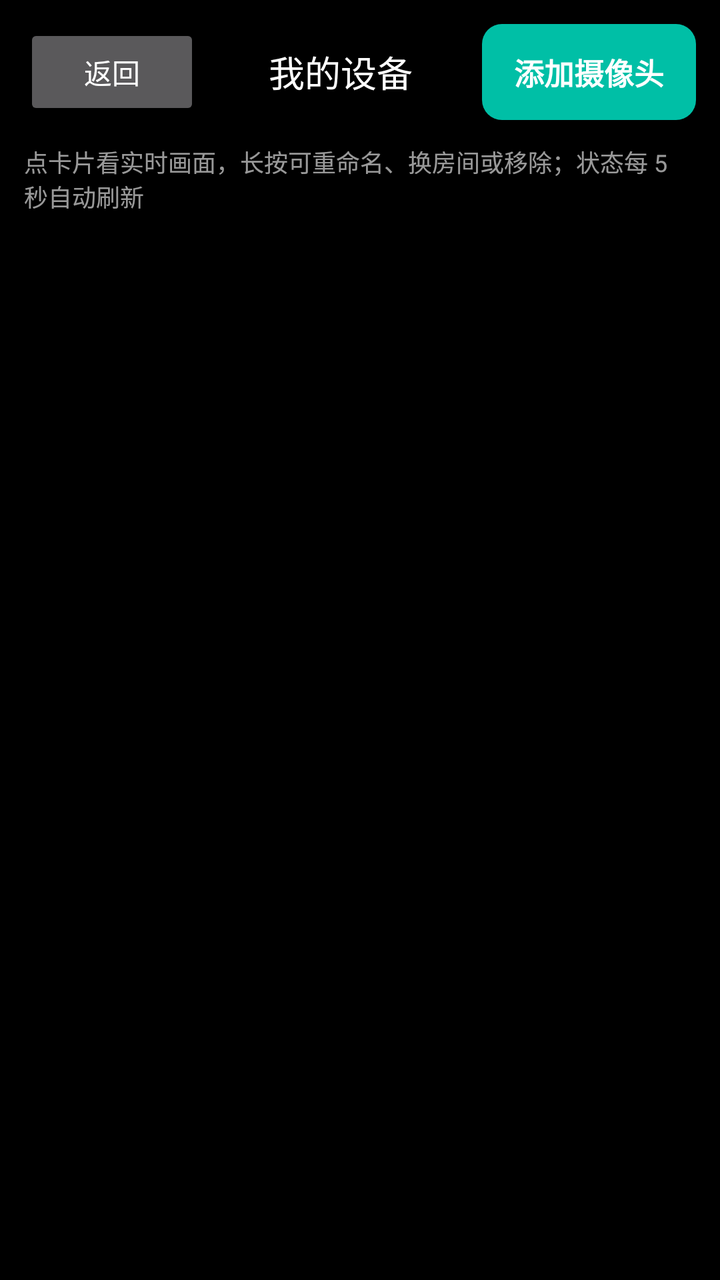
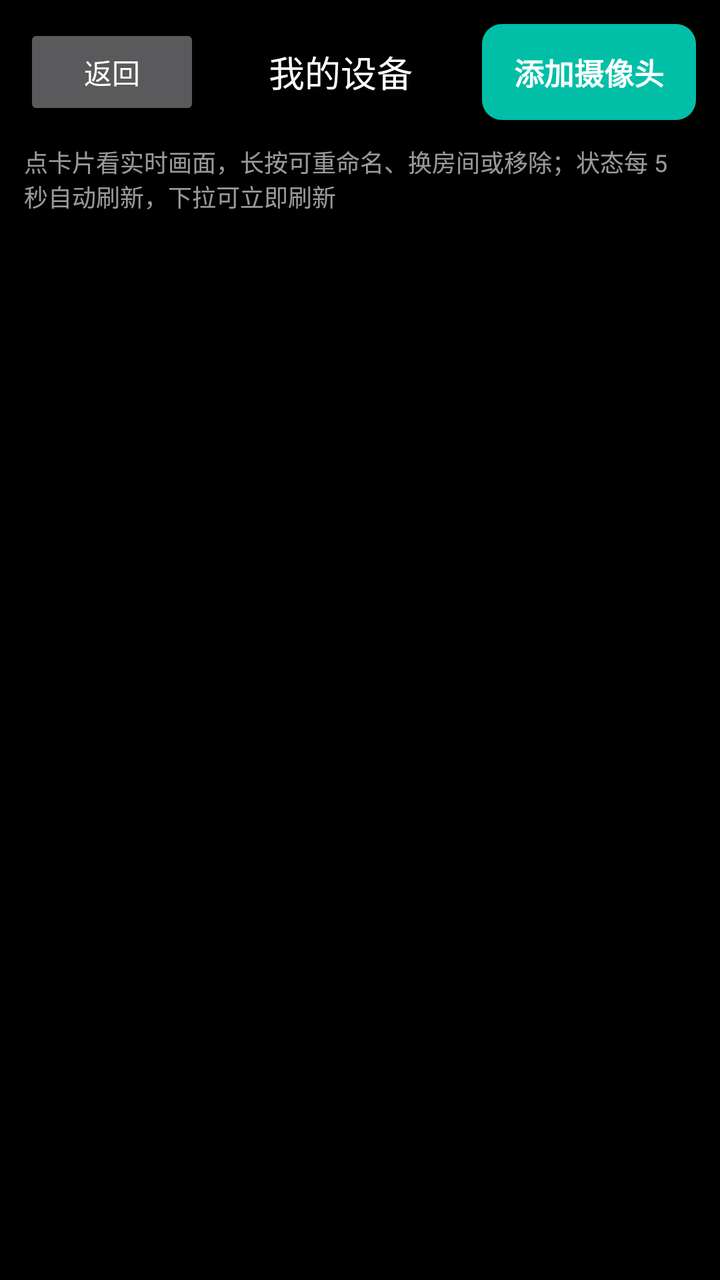

Before-and-after screenshots of an Android layout around one commit, followed by the original layout XML and the change that was made.
<!-- AndroidManifest.xml: application theme Theme.QuietSentry -->
<!-- res/layout/activity_device_list.xml -->
<?xml version="1.0" encoding="utf-8"?>
<LinearLayout xmlns:android="http://schemas.android.com/apk/res/android"
    android:layout_width="match_parent"
    android:layout_height="match_parent"
    android:background="@android:color/black"
    android:orientation="vertical">

    <LinearLayout
        android:layout_width="match_parent"
        android:layout_height="wrap_content"
        android:gravity="center_vertical"
        android:orientation="horizontal"
        android:padding="@dimen/qs_space_12">

        <Button
            android:id="@+id/device_list_back"
            android:layout_width="wrap_content"
            android:layout_height="wrap_content"
            android:text="@string/timeline_back" />

        <TextView
            android:layout_width="0dp"
            android:layout_height="wrap_content"
            android:layout_weight="1"
            android:gravity="center"
            android:text="@string/device_list_title"
            android:textColor="@android:color/white"
            android:textSize="@dimen/qs_text_subtitle" />

        <Button
            android:id="@+id/device_list_add"
            style="@style/Widget.QuietSentry.PrimaryButton"
            android:layout_width="wrap_content"
            android:layout_height="wrap_content"
            android:text="@string/device_list_add" />
    </LinearLayout>

    <TextView
        android:id="@+id/device_list_hint"
        android:layout_width="match_parent"
        android:layout_height="wrap_content"
        android:paddingStart="@dimen/qs_space_12"
        android:paddingEnd="@dimen/qs_space_12"
        android:paddingBottom="@dimen/qs_space_8"
        android:text="@string/device_list_hint"
        android:textColor="@color/qs_text_muted"
        android:textSize="@dimen/qs_text_caption" />

    
    <LinearLayout
        android:id="@+id/device_list_offline_bar"
        android:layout_width="match_parent"
        android:layout_height="wrap_content"
        android:background="@color/qs_inline_warn_15"
        android:gravity="center_vertical"
        android:orientation="horizontal"
        android:paddingStart="@dimen/qs_space_12"
        android:paddingEnd="@dimen/qs_space_12"
        android:paddingTop="@dimen/qs_space_8"
        android:paddingBottom="@dimen/qs_space_8"
        android:visibility="gone">

        <TextView
            android:id="@+id/device_list_offline_banner"
            android:layout_width="0dp"
            android:layout_height="wrap_content"
            android:layout_weight="1"
            android:layout_marginEnd="@dimen/qs_space_8"
            android:ellipsize="end"
            android:maxLines="2"
            android:text="@string/device_offline_banner"
            android:textColor="@color/qs_inline_warn"
            android:textSize="@dimen/qs_text_status" />

        <Button
            android:id="@+id/device_list_rescan"
            style="@style/Widget.QuietSentry.SecondaryButton"
            android:layout_width="wrap_content"
            android:layout_height="wrap_content"
            android:text="@string/device_offline_rescan"
            android:textSize="@dimen/qs_text_caption" />

        <Button
            android:id="@+id/device_list_diag"
            style="@style/Widget.QuietSentry.SecondaryButton"
            android:layout_width="wrap_content"
            android:layout_height="wrap_content"
            android:text="@string/device_offline_diag"
            android:textSize="@dimen/qs_text_caption" />
    </LinearLayout>

    <FrameLayout
        android:layout_width="match_parent"
        android:layout_height="0dp"
        android:layout_weight="1">

        <ScrollView
            android:layout_width="match_parent"
            android:layout_height="match_parent">

            <LinearLayout
                android:id="@+id/device_list_container"
                android:layout_width="match_parent"
                android:layout_height="wrap_content"
                android:orientation="vertical"
                android:padding="@dimen/qs_space_12" />
        </ScrollView>

        
        <LinearLayout
            android:id="@+id/device_list_empty_box"
            style="@style/Widget.QuietSentry.EmptyState"
            android:layout_width="match_parent"
            android:layout_height="match_parent"
            android:gravity="center"
            android:orientation="vertical"
            android:padding="@dimen/qs_space_32"
            android:visibility="gone">

            <TextView
                android:id="@+id/device_list_empty"
                android:layout_width="match_parent"
                android:layout_height="wrap_content"
                android:gravity="center"
                android:text="@string/device_list_empty"
                android:textColor="@color/qs_text_muted"
                android:textSize="@dimen/qs_text_status" />

            <Button
                android:id="@+id/device_empty_scan"
                style="@style/Widget.QuietSentry.PrimaryButton"
                android:layout_width="wrap_content"
                android:layout_height="wrap_content"
                android:layout_marginTop="@dimen/qs_space_16"
                android:text="@string/scan_pair_title" />

            <Button
                android:id="@+id/device_empty_code"
                style="@style/Widget.QuietSentry.SecondaryButton"
                android:layout_width="wrap_content"
                android:layout_height="wrap_content"
                android:layout_marginTop="@dimen/qs_space_8"
                android:text="@string/device_empty_code" />

            <Button
                android:id="@+id/device_empty_manual"
                style="@style/Widget.QuietSentry.SecondaryButton"
                android:layout_width="wrap_content"
                android:layout_height="wrap_content"
                android:layout_marginTop="@dimen/qs_space_8"
                android:text="@string/device_empty_manual" />
        </LinearLayout>
    </FrameLayout>
</LinearLayout>
<!-- resources referenced by this layout -->
<resources>
  <color name="qs_inline_warn">#FFD97706</color>
  <color name="qs_inline_warn_15">#26D97706</color>
  <color name="qs_text_muted">#99FFFFFF</color>
  <dimen name="qs_space_12">12dp</dimen>
  <dimen name="qs_space_16">16dp</dimen>
  <dimen name="qs_space_32">32dp</dimen>
  <dimen name="qs_space_8">8dp</dimen>
  <dimen name="qs_text_caption">12sp</dimen>
  <dimen name="qs_text_status">13sp</dimen>
  <dimen name="qs_text_subtitle">18sp</dimen>
  <string name="device_empty_code">输入配对码</string>
  <string name="device_empty_manual">手动输入 IP</string>
  <string name="device_list_add">添加摄像头</string>
  <string name="device_list_empty">还没有设备\n1. 在摄像头端打开“配对与设备”\n2. 回到这里扫二维码或输入 6 位配对码\n3. 配对成功即可观看</string>
  <string name="device_list_hint">点卡片看实时画面，长按可重命名、换房间或移除；状态每 5 秒自动刷新</string>
  <string name="device_list_title">我的设备</string>
  <string name="device_offline_banner">设备可能不在同一网络或已关机</string>
  <string name="device_offline_diag">检查诊断</string>
  <string name="device_offline_rescan">重新扫描</string>
  <string name="scan_pair_title">扫码添加</string>
  <string name="timeline_back">返回</string>
  <style name="Widget.QuietSentry.EmptyState" parent="Widget.QuietSentry.StatusCard">
          <item name="android:gravity">center</item>
      </style>
  <style name="Widget.QuietSentry.StatusCard">
          <item name="android:background">@drawable/comp_shape_card</item>
          <item name="android:padding">@dimen/qs_space_16</item>
      </style>
  <!-- drawable comp_btn_primary_bg (drawable) -->
  <?xml version="1.0" encoding="utf-8"?>
  <shape xmlns:android="http://schemas.android.com/apk/res/android"
      android:shape="rectangle">
      <solid android:color="@android:color/white" />
      <corners android:radius="@dimen/qs_radius_button" />
  </shape>
  <color name="qs_text">#FFFFFFFF</color>
  <dimen name="qs_text_body">15sp</dimen>
  <dimen name="qs_size_button">48dp</dimen>
  <color name="qs_accent">#FF00BFA6</color>
  <style name="QsWindowAnim">
          <item name="android:windowEnterAnimation">@anim/fade_slide_in</item>
          <item name="android:windowExitAnimation">@anim/fade_out</item>
      </style>
  <!-- drawable comp_shape_card (drawable) -->
  <?xml version="1.0" encoding="utf-8"?>
  <shape xmlns:android="http://schemas.android.com/apk/res/android"
      android:shape="rectangle">
      <solid android:color="@color/qs_surface" />
      <corners android:radius="@dimen/qs_radius_card" />
  </shape>
  <dimen name="qs_radius_button">10dp</dimen>
  <!-- drawable comp_shape_stroke_muted (drawable) -->
  <?xml version="1.0" encoding="utf-8"?>
  <shape xmlns:android="http://schemas.android.com/apk/res/android"
      android:shape="rectangle">
      <solid android:color="@android:color/transparent" />
      <stroke android:width="1dp" android:color="@color/qs_text_muted" />
      <corners android:radius="@dimen/qs_radius_button" />
  </shape>
  <!-- drawable comp_shape_stroke_accent_soft (drawable) -->
  <?xml version="1.0" encoding="utf-8"?>
  <shape xmlns:android="http://schemas.android.com/apk/res/android"
      android:shape="rectangle">
      <solid android:color="@android:color/transparent" />
      <stroke android:width="1dp" android:color="@color/qs_accent_soft" />
      <corners android:radius="@dimen/qs_radius_button" />
  </shape>
  <!-- drawable comp_shape_stroke_accent (drawable) -->
  <?xml version="1.0" encoding="utf-8"?>
  <shape xmlns:android="http://schemas.android.com/apk/res/android"
      android:shape="rectangle">
      <solid android:color="@android:color/transparent" />
      <stroke android:width="1dp" android:color="@color/qs_accent" />
      <corners android:radius="@dimen/qs_radius_button" />
  </shape>
  <color name="qs_surface">#1AFFFFFF</color>
  <dimen name="qs_radius_card">20dp</dimen>
  <color name="qs_accent_soft">#3300BFA6</color>
  <!-- unchanged entries left out for length: 4 -->
</resources>

<!-- the commit's change to res/layout/activity_device_list.xml (unified diff, before → after) -->
@@ -94,7 +94,9 @@
         android:layout_height="0dp"
         android:layout_weight="1">
 
+        
         <ScrollView
+            android:id="@+id/device_list_scroll"
             android:layout_width="match_parent"
             android:layout_height="match_parent">
 
<!-- resource entries referenced after the edit -->
@@ -14,7 +14,7 @@
   <string name="device_empty_manual">手动输入 IP</string>
   <string name="device_list_add">添加摄像头</string>
   <string name="device_list_empty">还没有设备\n1. 在摄像头端打开“配对与设备”\n2. 回到这里扫二维码或输入 6 位配对码\n3. 配对成功即可观看</string>
-  <string name="device_list_hint">点卡片看实时画面，长按可重命名、换房间或移除；状态每 5 秒自动刷新</string>
+  <string name="device_list_hint">点卡片看实时画面，长按可重命名、换房间或移除；状态每 5 秒自动刷新，下拉可立即刷新</string>
   <string name="device_list_title">我的设备</string>
   <string name="device_offline_banner">设备可能不在同一网络或已关机</string>
   <string name="device_offline_diag">检查诊断</string>
